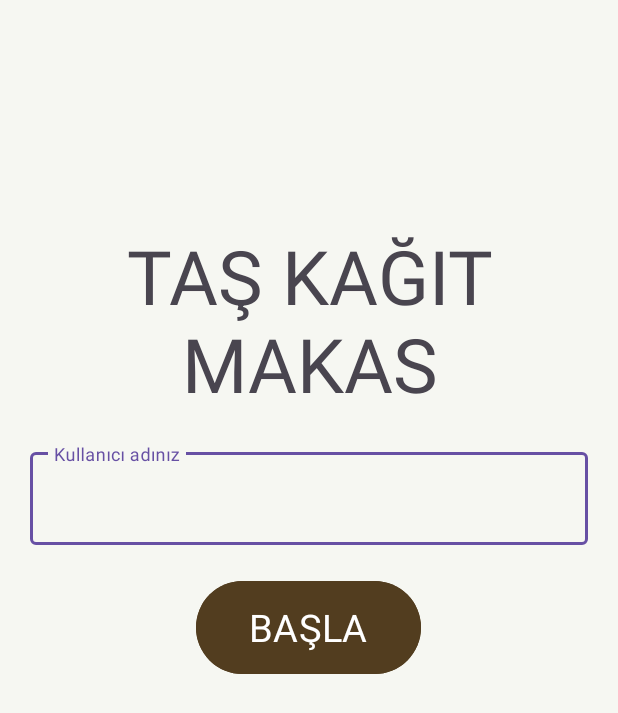
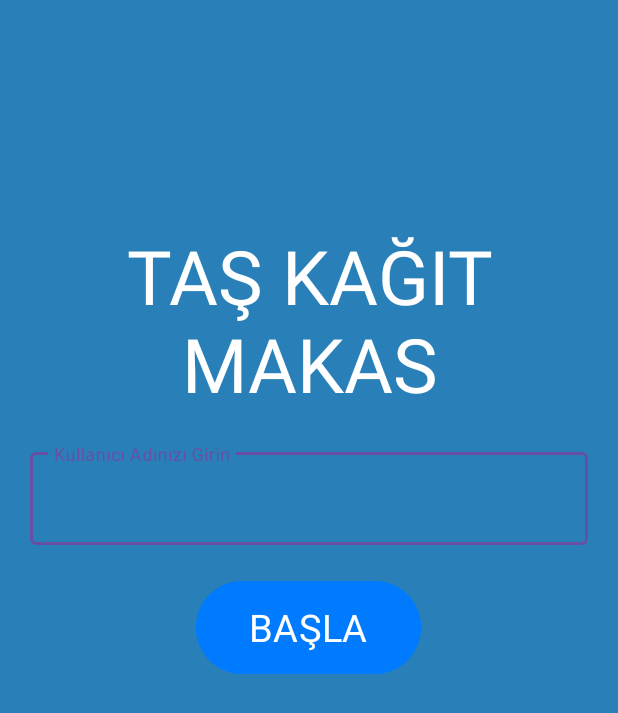
Before and after one commit to umtcnyldrm0/stone-paper-scissors, an Android app: the screen it shows after launch (MainMenu), after a tap on "BAŞLA", on a phone screen of 412 x 824 dp. Shown: the top 713 px of the screen. Run offline under Robolectric (Android 15) with nearby library versions, the phone set to English and light mode, and no system bars; our stand-ins replace Firebase (no records; nobody signed in at launch, a user with empty details on screens opened directly); Roboto replaces fonts that are not available here.

Commit message:
some bug fixes and ui optimization

```diff
--- a/app/src/main/java/com/pulsetech/stonepaperscissors/MainMenu.java
+++ b/app/src/main/java/com/pulsetech/stonepaperscissors/MainMenu.java
@@ -7,7 +7,6 @@ import android.view.View;
 import android.widget.Button;
 import android.widget.Toast;
 
-import androidx.activity.EdgeToEdge;
 import androidx.annotation.NonNull;
 import androidx.appcompat.app.AppCompatActivity;
 
@@ -24,26 +23,28 @@ public class MainMenu extends AppCompatActivity {
     Button start;
     private TextInputLayout textField;
     private TextInputEditText inputField;
-
-    private DatabaseReference databaseReference;
+    private DatabaseReference mRef;
 
     @Override
     protected void onCreate(Bundle savedInstanceState) {
         super.onCreate(savedInstanceState);
-        EdgeToEdge.enable(this);
         setContentView(R.layout.activity_main_menu);
 
         textField = findViewById(R.id.textField);
         inputField = findViewById(R.id.inputField);
         start = findViewById(R.id.btnStart);
 
-        // Firebase Realtime Database referansını al
-        databaseReference = FirebaseDatabase.getInstance().getReference("usernames");
+        // Firebase initialization
+
+
+        mRef = FirebaseDatabase.getInstance().getReference();
+
+
 
         start.setOnClickListener(new View.OnClickListener() {
             @Override
             public void onClick(View v) {
-                final String nickname = inputField.getText().toString();
+                final String nickname = inputField.getText().toString().trim();
 
                 if (!TextUtils.isEmpty(nickname)) {
                     checkUsernameExists(nickname);
@@ -55,13 +56,14 @@ public class MainMenu extends AppCompatActivity {
     }
 
     private void checkUsernameExists(final String nickname) {
-        databaseReference.addListenerForSingleValueEvent(new ValueEventListener() {
+        mRef.addListenerForSingleValueEvent(new ValueEventListener() {
             @Override
             public void onDataChange(@NonNull DataSnapshot dataSnapshot) {
                 if (dataSnapshot.hasChild(nickname)) {
                     Toast.makeText(MainMenu.this, "Bu kullanıcı adı zaten kullanılıyor, lütfen başka bir ad seçin.", Toast.LENGTH_SHORT).show();
                 } else {
-                    databaseReference.child(nickname).setValue(true);
+                    // Username is available, save it to database
+                    mRef.child(nickname).setValue(true);
                     Intent startIntent = new Intent(MainMenu.this, MainActivity.class);
                     startIntent.putExtra("Nickname", nickname);
                     startActivity(startIntent);
--- a/app/src/main/res/layout/activity_main.xml
+++ b/app/src/main/res/layout/activity_main.xml
@@ -59,7 +59,8 @@
                     android:layout_height="wrap_content"
                     android:layout_centerHorizontal="true"
                     android:backgroundTint="@color/enemy"
-                    app:cardCornerRadius="50dp">
+                    app:cardCornerRadius="50dp"
+                    app:cardElevation="20dp">
 
 
                     <ImageView
--- a/app/src/main/res/layout/activity_main_menu.xml
+++ b/app/src/main/res/layout/activity_main_menu.xml
@@ -4,7 +4,7 @@
     android:id="@+id/main"
     android:layout_width="match_parent"
     android:layout_height="match_parent"
-    android:background="@color/ice"
+    android:background="@color/player"
     android:orientation="vertical"
     tools:context=".MainMenu">
 
@@ -16,6 +16,7 @@
         android:fontFamily="@font/ubuntu_medium"
         android:text="TAŞ KAĞIT MAKAS"
         android:textAlignment="center"
+        android:textColor="@color/white"
         android:textSize="50sp" />
 
     <com.google.android.material.textfield.TextInputLayout
@@ -25,7 +26,9 @@
         android:layout_marginLeft="20dp"
         android:layout_marginTop="20dp"
         android:layout_marginRight="20dp"
-        android:hint="Kullanıcı adınız">
+        android:backgroundTint="@color/white"
+        android:hint="Kullanıcı Adınızı Girin"
+        android:textColorHint="@color/white">
 
         <com.google.android.material.textfield.TextInputEditText
             android:id="@+id/inputField"
@@ -43,10 +46,13 @@
         android:layout_height="70dp"
         android:layout_gravity="center"
         android:layout_marginTop="20dp"
-        android:backgroundTint="@color/buttonColor"
+        android:backgroundTint="#007BFF"
         android:fontFamily="@font/ubuntu_medium"
         android:text="BAŞLA"
         android:textSize="25sp" />
 
 
+    Z
+
+
 </LinearLayout>
```
Also changed, not shown: app/src/main/java/com/pulsetech/stonepaperscissors/MainActivity.java (+6 -1 lines), app/src/main/res/layout/custom_dialog_box.xml (+3 -6 lines).
